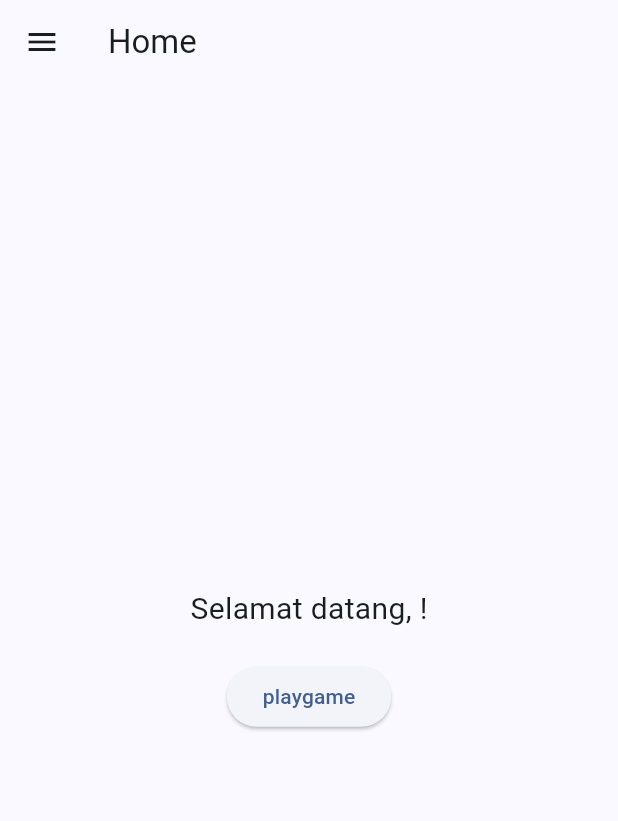
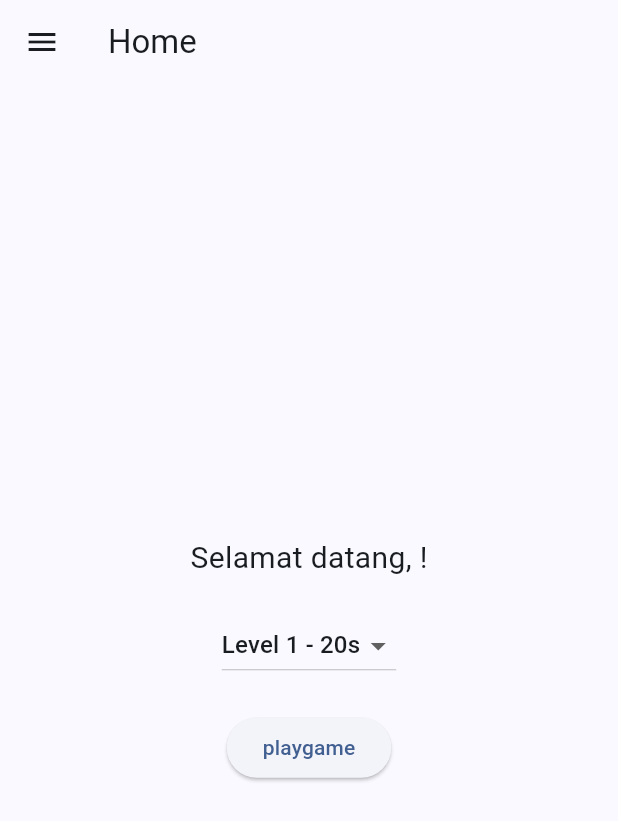
Before and after one commit to Decimals6/Ajogame, a Flutter app: the Home screen opened directly, on a phone screen of 412 x 824 dp. Shown: the top 821 px of the screen. Run offline on Flutter 3.47's test engine with Material 3 defaults, Android fonts, the phone set to English and light mode, and no system bars; our stand-ins replace audioplayers, percent_indicator, shared_preferences; accounts and stored records are empty.

Commit message:
mindah choose level di home

```diff
--- a/lib/main.dart
+++ b/lib/main.dart
@@ -1,3 +1,4 @@
+import 'package:ajogame/screen/leaderboard.dart';
 import 'package:flutter/material.dart';
 import 'package:shared_preferences/shared_preferences.dart';
 import 'package:ajogame/screen/home.dart';
@@ -36,7 +37,7 @@
 class _MyHomePageState extends State<MyHomePage> {
   String? _username;
   int _currentIndex = 0;
-  final List<Widget> _screens = [Home(), const GameScreen()];
+  final List<Widget> _screens = [Home(),];
 
   @override
   void initState() {
@@ -84,7 +85,7 @@
             onTap: () {
               Navigator.pushReplacement(
                 context,
-                MaterialPageRoute(builder: (context) => GameScreen()),
+                MaterialPageRoute(builder: (context) => Leaderboard()),
               );
             },
           ),
--- a/lib/screen/home.dart
+++ b/lib/screen/home.dart
@@ -1,7 +1,10 @@
 import 'package:ajogame/screen/game.dart';
 import 'package:flutter/material.dart';
+import 'package:flutter/rendering.dart';
 import 'package:shared_preferences/shared_preferences.dart';
 import 'package:ajogame/screen/login.dart';
+import 'package:ajogame/screen/leaderboard.dart';
+import 'package:ajogame/class/level.dart';
 
 class Home extends StatefulWidget {
   @override
@@ -11,6 +14,7 @@ class Home extends StatefulWidget {
 class _HomeState extends State<Home> {
   String? _username;
   Home? drawer;
+  Level _selectedLevel = levels[0];
 
   @override
   void initState() {
@@ -43,7 +47,7 @@ class _HomeState extends State<Home> {
             onTap: () {
               Navigator.pushReplacement(
                 context,
-                MaterialPageRoute(builder: (context) => GameScreen()),
+                MaterialPageRoute(builder: (context) => Leaderboard()),
               );
             },
           ),
@@ -81,11 +85,27 @@ class _HomeState extends State<Home> {
           children: [
             Text("Selamat datang, $_username!", style: TextStyle(fontSize: 20)),
             SizedBox(height: 20),
+            DropdownButton<Level>(
+              items:
+                  levels.map((level) {
+                    return DropdownMenuItem<Level>(
+                      value: level, // Simpan langsung object Level
+                      child: Text("Level ${level.id} - ${level.time}s"),
+                    );
+                  }).toList(),
+              value: _selectedLevel, // Default harus ada atau null
+              onChanged: (value) {
+                setState(() {
+                  _selectedLevel = value!; // Simpan object Level
+                });
+              },
+            ),
+            SizedBox(height: 20),
             ElevatedButton(
               onPressed: () {
                 Navigator.pushReplacement(
                   context,
-                  MaterialPageRoute(builder: (context) => GameScreen()),
+                  MaterialPageRoute(builder: (context) => GameScreen(_selectedLevel)),
                 );
               },
               child: Text("playgame"),
```
Also changed, not shown: lib/screen/game.dart (+43 -45 lines), lib/screen/leaderboard.dart (added, +14 -0 lines).
